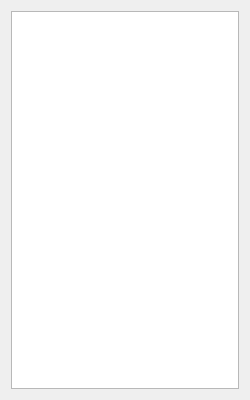
Before: the Qt Designer form shaderlistwindow.ui in Elendoin/ShaderApp, drawn with Qt 5.
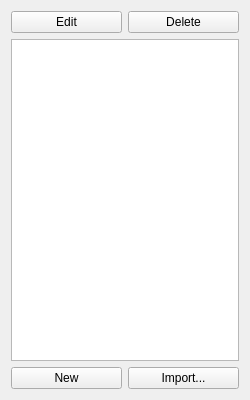
After: the same form once the commit is applied.

Commit message: data storage reformat and new buttons in shader selection

```diff
--- a/shaderlistwindow.ui
+++ b/shaderlistwindow.ui
@@ -15,6 +15,26 @@
   </property>
   <layout class="QVBoxLayout" name="verticalLayout">
    <item>
+    <layout class="QHBoxLayout" name="horizontalLayout_2">
+     <item>
+      <widget class="QPushButton" name="editShaderButton">
+       <property name="text">
+        <string>Edit</string>
+       </property>
+      </widget>
+     </item>
+     <item>
+      <widget class="QPushButton" name="deleteShaderButton">
+       <property name="text">
+        <string>Delete</string>
+       </property>
+      </widget>
+     </item>
+    </layout>
+   </item>
+   <item>
+    <layout class="QVBoxLayout" name="verticalLayout_2">
+     <item>
     <widget class="QListWidget" name="listWidget">
      <property name="sizePolicy">
       <sizepolicy hsizetype="Expanding" vsizetype="Expanding">
@@ -23,6 +43,26 @@
       </sizepolicy>
      </property>
     </widget>
+     </item>
+     <item>
+      <layout class="QHBoxLayout" name="horizontalLayout">
+       <item>
+        <widget class="QPushButton" name="newShaderButton">
+         <property name="text">
+          <string>New</string>
+         </property>
+        </widget>
+       </item>
+       <item>
+        <widget class="QPushButton" name="importShaderButton">
+         <property name="text">
+          <string>Import...</string>
+         </property>
+        </widget>
+       </item>
+      </layout>
+     </item>
+    </layout>
    </item>
   </layout>
  </widget>
```
Lines whose indentation alone changed are shown as unchanged. The commit also changes 10 other files.
